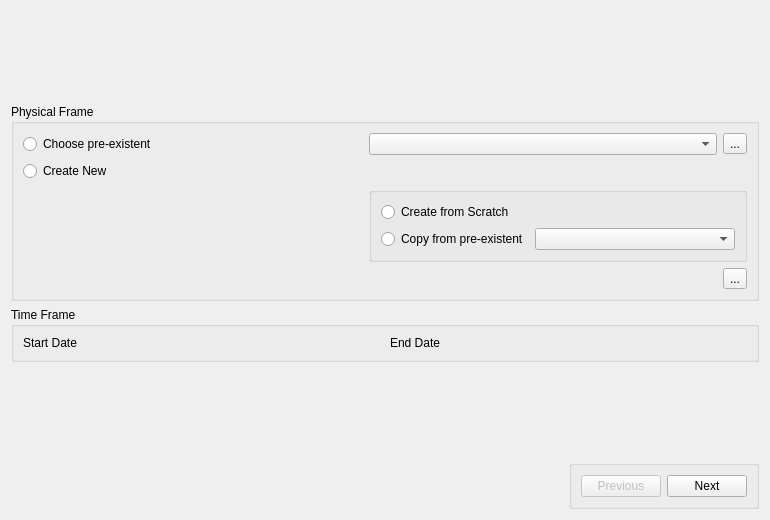
Above: app_new/frmframe.ui from doublebyte1/app_solution before the change. Below: the same form after it.
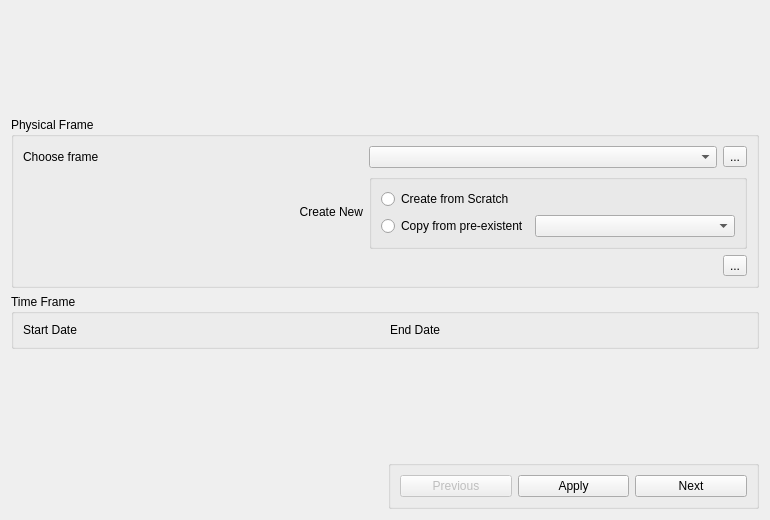
That is the form after the change. Icons and pictures are not drawn. Custom widgets are drawn as their Qt base class.

What changed in the file:
```diff
--- a/app_new/frmframe.ui
+++ b/app_new/frmframe.ui
@@ -20,13 +20,6 @@
       <string>Physical Frame</string>
      </property>
      <layout class="QGridLayout" name="gridLayout_2">
-      <item row="0" column="0">
-       <widget class="QRadioButton" name="radioPreExistent">
-        <property name="text">
-         <string>Choose pre-existent</string>
-        </property>
-       </widget>
-      </item>
       <item row="0" column="1">
        <widget class="QComboBox" name="cmbPrexistent"/>
       </item>
@@ -37,13 +30,6 @@
         </property>
        </widget>
       </item>
-      <item row="1" column="0">
-       <widget class="QRadioButton" name="radioNew">
-        <property name="text">
-         <string>Create New</string>
-        </property>
-       </widget>
-      </item>
       <item row="2" column="1" colspan="2">
        <widget class="QGroupBox" name="groupNew">
         <property name="title">
@@ -91,17 +77,21 @@
        </widget>
       </item>
       <item row="2" column="0">
-       <spacer name="horizontalSpacer">
-        <property name="orientation">
-         <enum>Qt::Horizontal</enum>
+       <widget class="QLabel" name="label_3">
+        <property name="text">
+         <string>Create New</string>
         </property>
-        <property name="sizeHint" stdset="0">
-         <size>
-          <width>40</width>
-          <height>20</height>
-         </size>
+        <property name="alignment">
+         <set>Qt::AlignRight|Qt::AlignTrailing|Qt::AlignVCenter</set>
         </property>
-       </spacer>
+       </widget>
+      </item>
+      <item row="0" column="0">
+       <widget class="QLabel" name="label_4">
+        <property name="text">
+         <string>Choose frame</string>
+        </property>
+       </widget>
       </item>
      </layout>
     </widget>
@@ -161,19 +151,6 @@
      </layout>
     </widget>
    </item>
-   <item row="4" column="0">
-    <spacer name="horizontalSpacer_3">
-     <property name="orientation">
-      <enum>Qt::Horizontal</enum>
-     </property>
-     <property name="sizeHint" stdset="0">
-      <size>
-       <width>542</width>
-       <height>45</height>
-      </size>
-     </property>
-    </spacer>
-   </item>
    <item row="4" column="1">
     <widget class="QGroupBox" name="groupBackNext">
      <property name="sizePolicy">
@@ -185,8 +162,8 @@
      <property name="title">
       <string/>
      </property>
-     <layout class="QFormLayout" name="formLayout">
-      <item row="1" column="0">
+     <layout class="QHBoxLayout" name="horizontalLayout_2">
+      <item>
        <widget class="QPushButton" name="pushPrevious">
         <property name="enabled">
          <bool>false</bool>
@@ -200,7 +177,14 @@
         </property>
        </widget>
       </item>
-      <item row="1" column="1">
+      <item>
+       <widget class="QPushButton" name="pushApply">
+        <property name="text">
+         <string>Apply</string>
+        </property>
+       </widget>
+      </item>
+      <item>
        <widget class="QPushButton" name="pushNext">
         <property name="text">
          <string>Next</string>
@@ -227,7 +211,7 @@
      </property>
     </spacer>
    </item>
-   <item row="3" column="1">
+   <item row="3" column="0">
     <spacer name="verticalSpacer_2">
      <property name="orientation">
       <enum>Qt::Vertical</enum>
```
Left out of the diff: 66 changed lines with no effect on the pictures.
